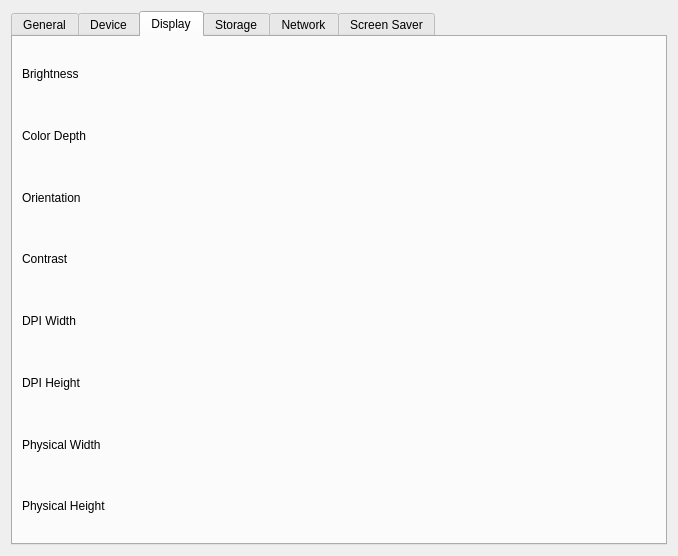
Old version of the form examples/sysinfo/dialog.ui in the repository qtproject/qt-mobility.
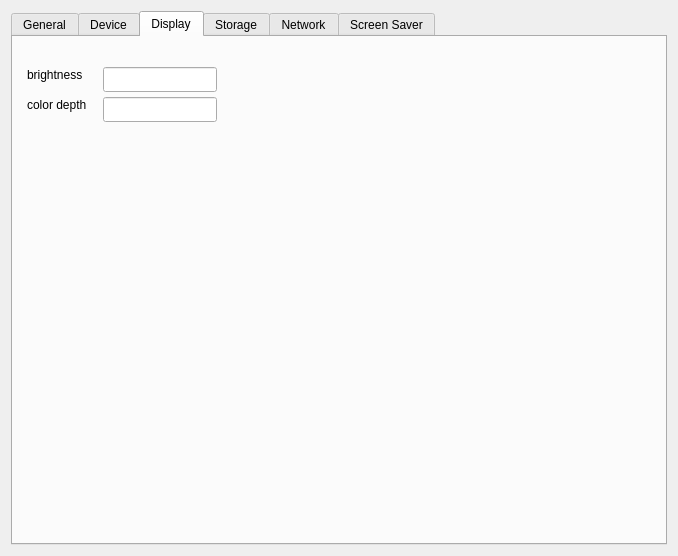
New version of the form. The open tabs and pages were chosen to show the change. Icons and pictures are not drawn.

Patch:
```diff
--- a/examples/sysinfo/dialog.ui
+++ b/examples/sysinfo/dialog.ui
@@ -510,152 +510,70 @@
       <attribute name="title">
        <string>Display</string>
       </attribute>
-      <layout class="QGridLayout" name="gridLayout_7">
-       <item row="0" column="0">
-        <layout class="QHBoxLayout" name="horizontalLayout_8">
-         <item>
-          <widget class="QLabel" name="label_40">
-           <property name="text">
-            <string>Brightness</string>
-           </property>
-          </widget>
-         </item>
-         <item>
-          <widget class="QLabel" name="brightnessLabel">
-           <property name="text">
-            <string/>
-           </property>
-          </widget>
-         </item>
-        </layout>
-       </item>
-       <item row="1" column="0">
-        <layout class="QHBoxLayout" name="horizontalLayout_7">
-         <item>
-          <widget class="QLabel" name="label_41">
-           <property name="text">
-            <string>Color Depth</string>
-           </property>
-          </widget>
-         </item>
-         <item>
-          <widget class="QLabel" name="colorDepthLabel">
-           <property name="text">
-            <string/>
-           </property>
-          </widget>
-         </item>
-        </layout>
-       </item>
-       <item row="2" column="0">
-        <layout class="QHBoxLayout" name="horizontalLayout">
-         <item>
-          <widget class="QLabel" name="label_3">
-           <property name="text">
-            <string>Orientation</string>
-           </property>
-          </widget>
-         </item>
-         <item>
-          <widget class="QLabel" name="orientationLabel">
-           <property name="text">
-            <string/>
-           </property>
-          </widget>
-         </item>
-        </layout>
-       </item>
-       <item row="3" column="0">
-        <layout class="QHBoxLayout" name="horizontalLayout_2">
-         <item>
-          <widget class="QLabel" name="label_4">
-           <property name="text">
-            <string>Contrast</string>
-           </property>
-          </widget>
-         </item>
-         <item>
-          <widget class="QLabel" name="contrastLabel">
-           <property name="text">
-            <string/>
-           </property>
-          </widget>
-         </item>
-        </layout>
-       </item>
-       <item row="4" column="0">
-        <layout class="QHBoxLayout" name="horizontalLayout_3">
-         <item>
-          <widget class="QLabel" name="label_5">
-           <property name="text">
-            <string>DPI Width</string>
-           </property>
-          </widget>
-         </item>
-         <item>
-          <widget class="QLabel" name="dpiWidthLabel">
-           <property name="text">
-            <string/>
-           </property>
-          </widget>
-         </item>
-        </layout>
-       </item>
-       <item row="5" column="0">
-        <layout class="QHBoxLayout" name="horizontalLayout_4">
-         <item>
-          <widget class="QLabel" name="label_6">
-           <property name="text">
-            <string>DPI Height</string>
-           </property>
-          </widget>
-         </item>
-         <item>
-          <widget class="QLabel" name="dpiHeightLabel">
-           <property name="text">
-            <string/>
-           </property>
-          </widget>
-         </item>
-        </layout>
-       </item>
-       <item row="6" column="0">
-        <layout class="QHBoxLayout" name="horizontalLayout_5">
-         <item>
-          <widget class="QLabel" name="label_8">
-           <property name="text">
-            <string>Physical Width</string>
-           </property>
-          </widget>
-         </item>
-         <item>
-          <widget class="QLabel" name="physicalWidthLabel">
-           <property name="text">
-            <string/>
-           </property>
-          </widget>
-         </item>
-        </layout>
-       </item>
-       <item row="7" column="0">
-        <layout class="QHBoxLayout" name="horizontalLayout_6">
-         <item>
-          <widget class="QLabel" name="label_7">
-           <property name="text">
-            <string>Physical Height</string>
-           </property>
-          </widget>
-         </item>
-         <item>
-          <widget class="QLabel" name="physicalHeightLabel">
-           <property name="text">
-            <string/>
-           </property>
-          </widget>
-         </item>
-        </layout>
-       </item>
-      </layout>
+      <widget class="QLabel" name="label_40">
+       <property name="geometry">
+        <rect>
+         <x>14</x>
+         <y>30</y>
+         <width>67</width>
+         <height>16</height>
+        </rect>
+       </property>
+       <property name="text">
+        <string>brightness</string>
+       </property>
+      </widget>
+      <widget class="QLineEdit" name="brightnessLineEdit">
+       <property name="geometry">
+        <rect>
+         <x>90</x>
+         <y>30</y>
+         <width>114</width>
+         <height>25</height>
+        </rect>
+       </property>
+       <property name="mouseTracking">
+        <bool>false</bool>
+       </property>
+       <property name="focusPolicy">
+        <enum>Qt::NoFocus</enum>
+       </property>
+       <property name="acceptDrops">
+        <bool>false</bool>
+       </property>
+      </widget>
+      <widget class="QLabel" name="label_41">
+       <property name="geometry">
+        <rect>
+         <x>14</x>
+         <y>60</y>
+         <width>72</width>
+         <height>16</height>
+        </rect>
+       </property>
+       <property name="text">
+        <string>color depth</string>
+       </property>
+      </widget>
+      <widget class="QLineEdit" name="colorDepthLineEdit">
+       <property name="geometry">
+        <rect>
+         <x>90</x>
+         <y>60</y>
+         <width>114</width>
+         <height>25</height>
+        </rect>
+       </property>
+       <property name="mouseTracking">
+        <bool>false</bool>
+       </property>
+       <property name="focusPolicy">
+        <enum>Qt::NoFocus</enum>
+       </property>
+       <property name="acceptDrops">
+        <bool>false</bool>
+       </property>
+      </widget>
      </widget>
      <widget class="QWidget" name="sysmemorytab">
       <attribute name="title">
```
Left out of the diff: 14 changed lines with no effect on the pictures.
